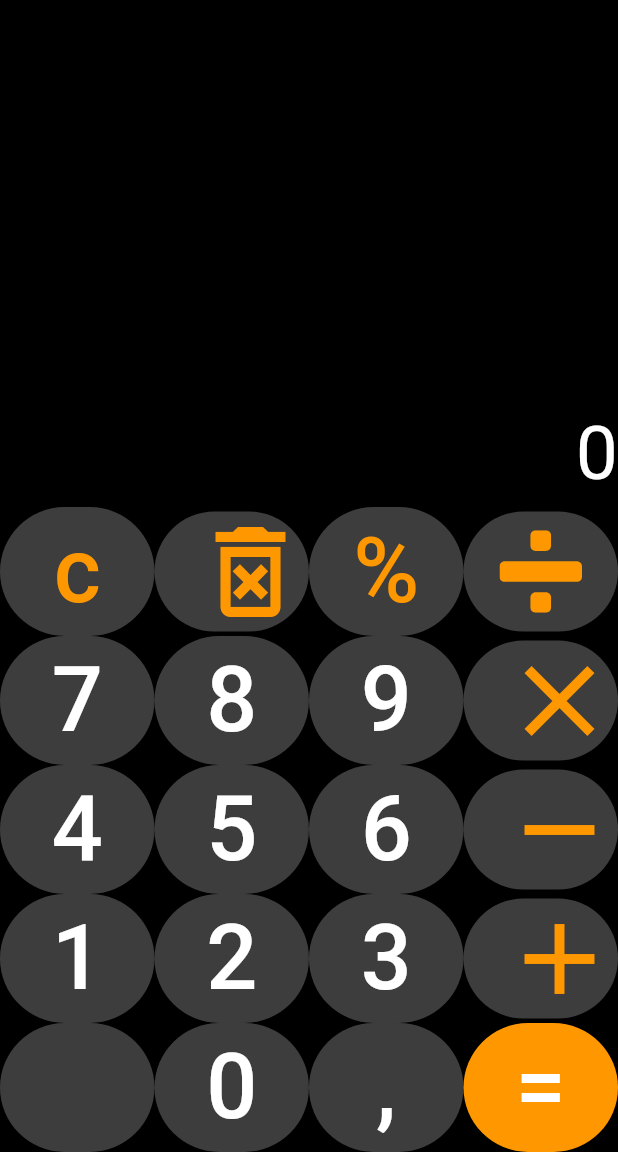
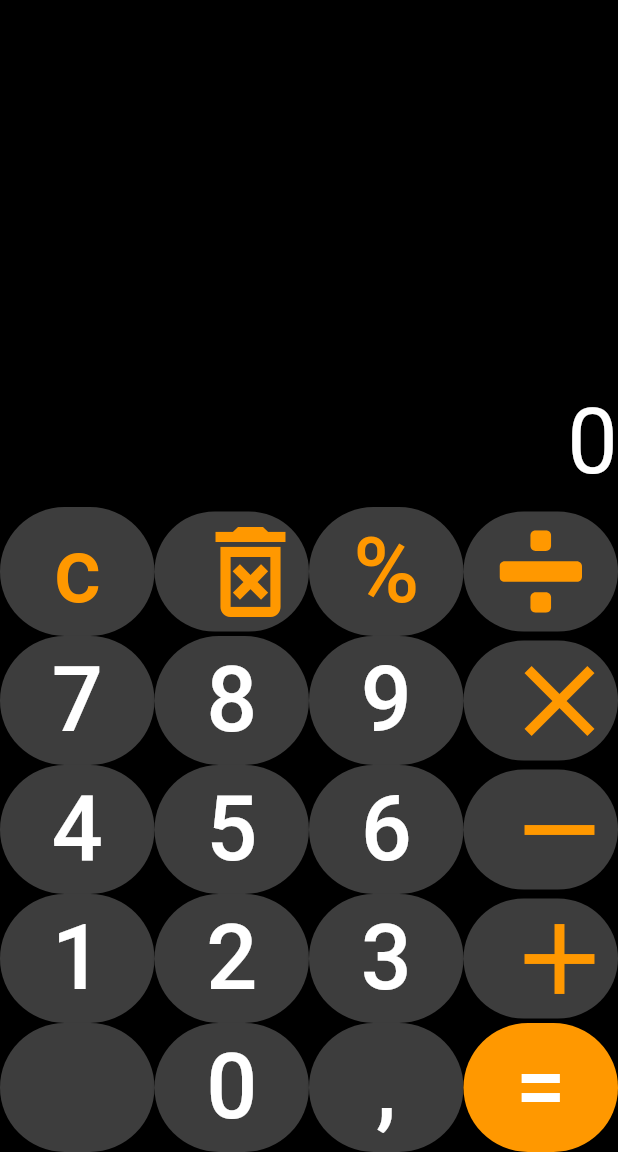
Before and after one commit to CoolFire075/calculator, a Flutter app: the screen it shows after launch, on a phone screen of 412 x 824 dp, the part 84-1236 px from its top. Run offline on Flutter 3.47's test engine with Material 3 defaults, Android fonts, the phone set to English and light mode, and no system bars; our stand-ins replace flutter_svg.

Commit message:
after some corrections

```diff
--- a/lib/main.dart
+++ b/lib/main.dart
@@ -66,28 +66,7 @@ class _MyCalculatorState extends State<MyCalculator> {
       body: Column(
         mainAxisAlignment: MainAxisAlignment.end,
         children: [
-          SizedBox(
-            height: 200,
-            child: ListView.builder(
-              itemCount: notifier.historyList.length,
-              itemBuilder: (BuildContext context, int index) {
-                return Row(
-                  children: [
-                    Expanded(
-                      child: Text(
-                        notifier.historyList[index],
-                        style: const TextStyle(
-                          color: AppStyles.iconColor,
-                          fontSize: AppStyles.numberSize,
-                        ),
-                        textAlign: TextAlign.end,
-                      ),
-                    ),
-                  ],
-                );
-              },
-            ),
-          ),
+          const CalculatorConsumerHistory(),
           const Row(
             mainAxisAlignment: MainAxisAlignment.end,
             children: [
@@ -406,9 +385,43 @@ class CalculatorConsumerText extends StatelessWidget {
       builder: (BuildContext context, value, Widget? child) {
         return Text(
           value.firstNumber + value.action + value.secondNumber,
-          style: const TextStyle(fontSize: 50, color: Colors.white),
+          style: const TextStyle(fontSize: 60, color: Colors.white),
         );
       },
     );
   }
 }
+
+class CalculatorConsumerHistory extends StatelessWidget {
+  const CalculatorConsumerHistory({super.key});
+
+  @override
+  Widget build(BuildContext context) {
+    return Consumer<CalculatorNotifier>(
+      builder: (BuildContext context, value, Widget? child) {
+        return SizedBox(
+          height: 200,
+          child: ListView.builder(
+            itemCount: value.historyList.length,
+            itemBuilder: (BuildContext context, int index) {
+              return Row(
+                children: [
+                  Expanded(
+                    child: Text(
+                      value.historyList[index],
+                      style: const TextStyle(
+                        color: AppStyles.iconColor,
+                        fontSize: AppStyles.numberSize,
+                      ),
+                      textAlign: TextAlign.end,
+                    ),
+                  ),
+                ],
+              );
+            },
+          ),
+        );
+      },
+    );
+  }
+}
```
